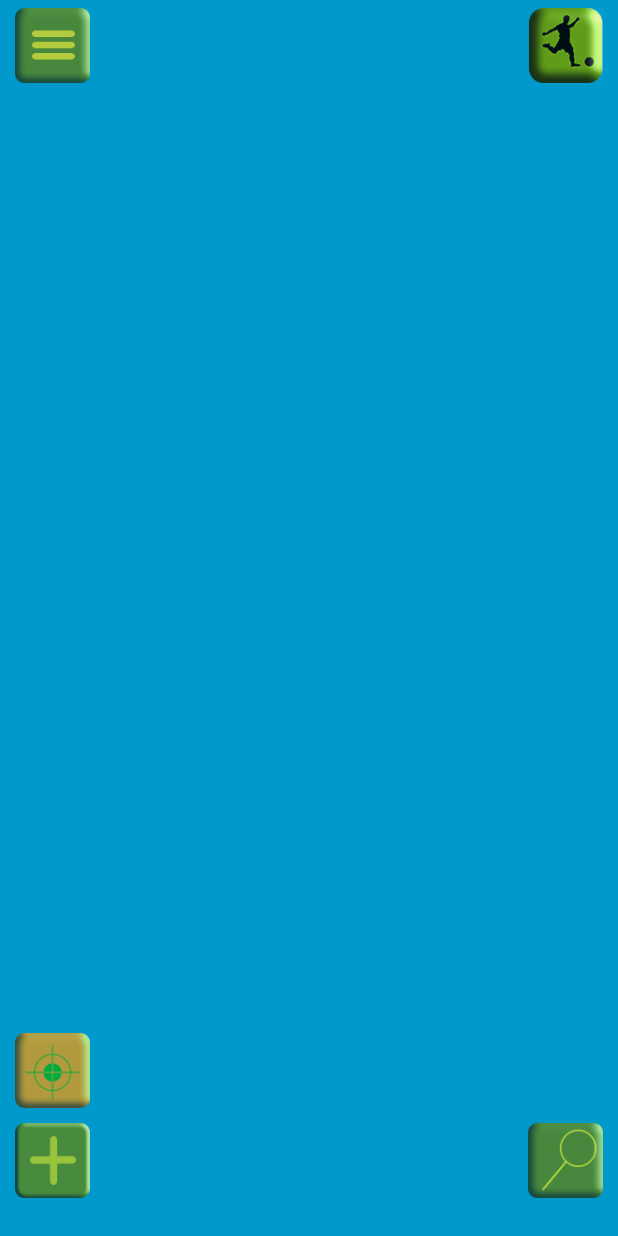
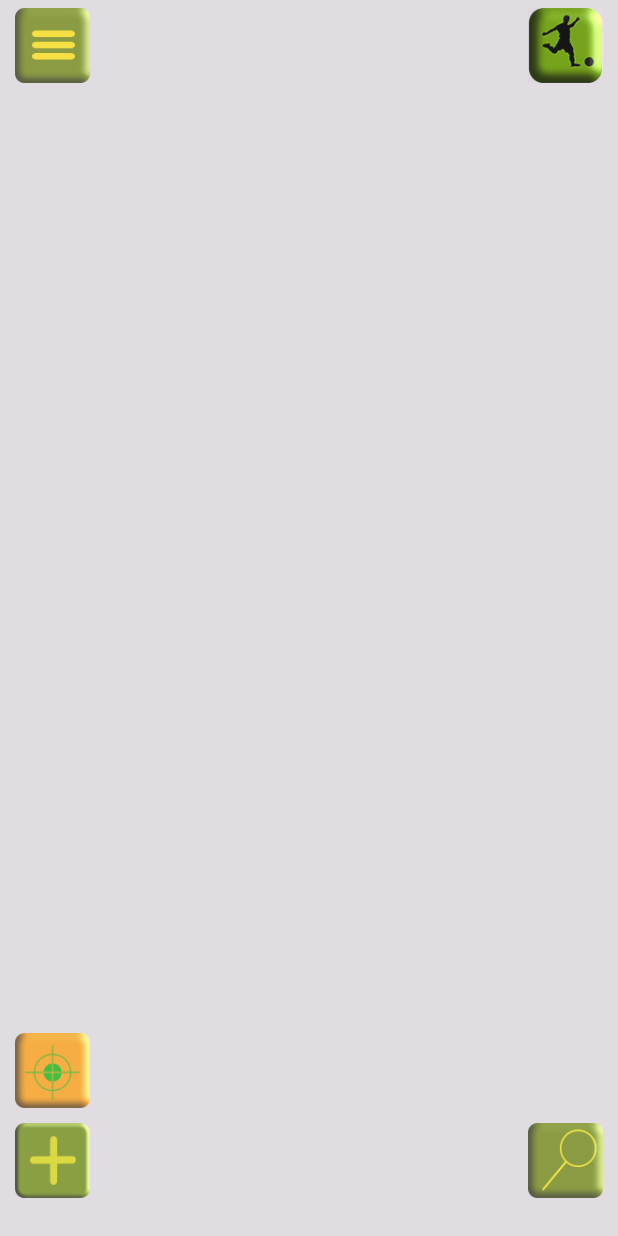
Before and after one commit to tizon9804/ubung-mobile, an Android app: the DescriptionSportActivity screen opened directly, with no data from a screen before it, after a tap on "CONTINUAR", on a phone screen of 412 x 824 dp. Run offline under Robolectric (Android 15) with nearby library versions, the phone set to English and light mode, and no system bars; pictures from the network do not load; 12 statements that could not run were skipped.

Commit message:
Conexxion completa usuario tutorial y deporte

```diff
--- a/app/src/main/java/com/ubung/tc/ubungmobile/controlador/DescriptionSportActivity.java
+++ b/app/src/main/java/com/ubung/tc/ubungmobile/controlador/DescriptionSportActivity.java
@@ -54,8 +54,6 @@ public final static String LAST="last";
     private void InitLabels() {
 
         Intent t = getIntent();
-
-        String id = t.getStringExtra(MainUbungActivity.ID);
         int position = Integer.parseInt(t.getStringExtra(MainUbungActivity.POSITION));
         String user = t.getStringExtra(MainUbungActivity.USER);
         String deporte = "Basketball";
@@ -69,7 +67,6 @@ public final static String LAST="last";
         }
 
         if(deporteU!=null){
-            //Todo obtener el deporte escogido dado el id o posicion
             deporte=deporteU.getNombre();
             descripcion=deporteU.getDescripcion();
             TextView txtv = (TextView) findViewById(R.id.title_description_sport);
@@ -106,8 +103,7 @@ public final static String LAST="last";
                     start.setTextColor(getResources().getColor(R.color.holo_green_light));
 
                     try {
-                        int id=Singleton.getInstance().crearUsuario(usuario,deporteCrear);
-                        Toast.makeText(getBaseContext(),"su id es "+ id, Toast.LENGTH_LONG).show();
+                      Singleton.getInstance().modificarPropietario(usuario,deporteCrear);
                     } catch (ExcepcionPersistencia excepcionPersistencia) {
                         Toast.makeText(getBaseContext(),"Hubo un problema al Crear el usuario "+ usuario, Toast.LENGTH_LONG).show();
                     }
@@ -126,6 +122,7 @@ public final static String LAST="last";
 // -----------------------------------------------------
 
     private void nextActivity() {
+        finish();
         Intent i = new Intent(this, LocationActivity.class);
         startActivity(i);
     }
@@ -133,6 +130,7 @@ public final static String LAST="last";
     @Override
     public void onBackPressed() {
         super.onBackPressed();
+        finish();
         Intent t = new Intent(this, MainUbungActivity.class);
         t.putExtra("last", true);
 
--- a/app/src/main/java/com/ubung/tc/ubungmobile/controlador/PanelMapFragment.java
+++ b/app/src/main/java/com/ubung/tc/ubungmobile/controlador/PanelMapFragment.java
@@ -24,6 +24,10 @@ import com.ubung.tc.ubungmobile.modelo.persistencia.entidades.Usuario;
  */
 public class PanelMapFragment extends Fragment {
 
+    public final static String NORMAL="_normal";
+    public final static String FOCUSED="_normal";
+
+
     @Override
     public View onCreateView(LayoutInflater inflater, ViewGroup container,
                              Bundle savedInstanceState) {
@@ -46,21 +50,24 @@ public class PanelMapFragment extends Fragment {
         });
 //boton deporte
         final Button button2 = (Button) view.findViewById(R.id.imageButton_sport);
-        final Usuario u=Singleton.getInstance().darUsuario("tizon");
-        button2.setBackgroundResource(getResources().getIdentifier(u.getDeporte().getNombreArchivoImagen() + "_normal", "drawable", getActivity().getPackageName()));
+        final Usuario u=Singleton.getInstance().darPropietario();
+        if(u!=null) {
+            button2.setBackgroundResource(getResources().getIdentifier(u.getDeporte().getNombreArchivoImagen() + NORMAL, "drawable", getActivity().getPackageName()));
             button2.setOnTouchListener(new View.OnTouchListener() {
 
                 @Override
                 public boolean onTouch(View v, MotionEvent event) {
                     if (event.getAction() == MotionEvent.ACTION_DOWN) {
-                    button2.setBackgroundResource(getResources().getIdentifier(u.getDeporte().getNombreArchivoImagen()+"_focused", "drawable", getActivity().getPackageName()));
+                        button2.setBackgroundResource(getResources().getIdentifier(u.getDeporte().getNombreArchivoImagen() + FOCUSED, "drawable", getActivity().getPackageName()));
+                        nextActivity(ChooseSportActivity.class);
                     }
                     if (event.getAction() == MotionEvent.ACTION_UP) {
-                    button2.setBackgroundResource(getResources().getIdentifier(u.getDeporte().getNombreArchivoImagen()+"_normal", "drawable", getActivity().getPackageName()));
+                        button2.setBackgroundResource(getResources().getIdentifier(u.getDeporte().getNombreArchivoImagen() + NORMAL, "drawable", getActivity().getPackageName()));
                     }
                     return false;
                 }
             });
+        }
 //deporte opciones
         Button button3 = (Button) view.findViewById(R.id.imageButton_options);
         button3.setOnClickListener(new View.OnClickListener() {
--- a/app/src/main/res/layout/activity_location.xml
+++ b/app/src/main/res/layout/activity_location.xml
@@ -3,7 +3,7 @@
     android:id="@+id/activity_location"
     android:layout_width="match_parent"
     android:layout_height="match_parent"
-    android:background="#0099cc"
+    android:background="#ffe0dce1"
     tools:context="com.ubung.tc.ubungmobile.controlador.LocationActivity">
 
 
--- a/app/src/main/res/layout/inicio_ubung.xml
+++ b/app/src/main/res/layout/inicio_ubung.xml
@@ -35,7 +35,7 @@
         android:layout_height="wrap_content"
         android:textAppearance="?android:attr/textAppearanceSmall"
         android:text="@string/flip"
-        android:id="@+id/textView5"
+        android:id="@+id/deslice_inicio"
         android:layout_marginBottom="67dp"
         android:layout_alignParentBottom="true"
         android:layout_centerHorizontal="true" />
```
Also changed, not shown: app/src/main/java/com/ubung/tc/ubungmobile/controlador/ChooseSportActivity.java (+9 -5 lines), app/src/main/java/com/ubung/tc/ubungmobile/controlador/MainUbungActivity.java (+45 -3 lines). Lines whose indentation alone changed are shown as unchanged.
